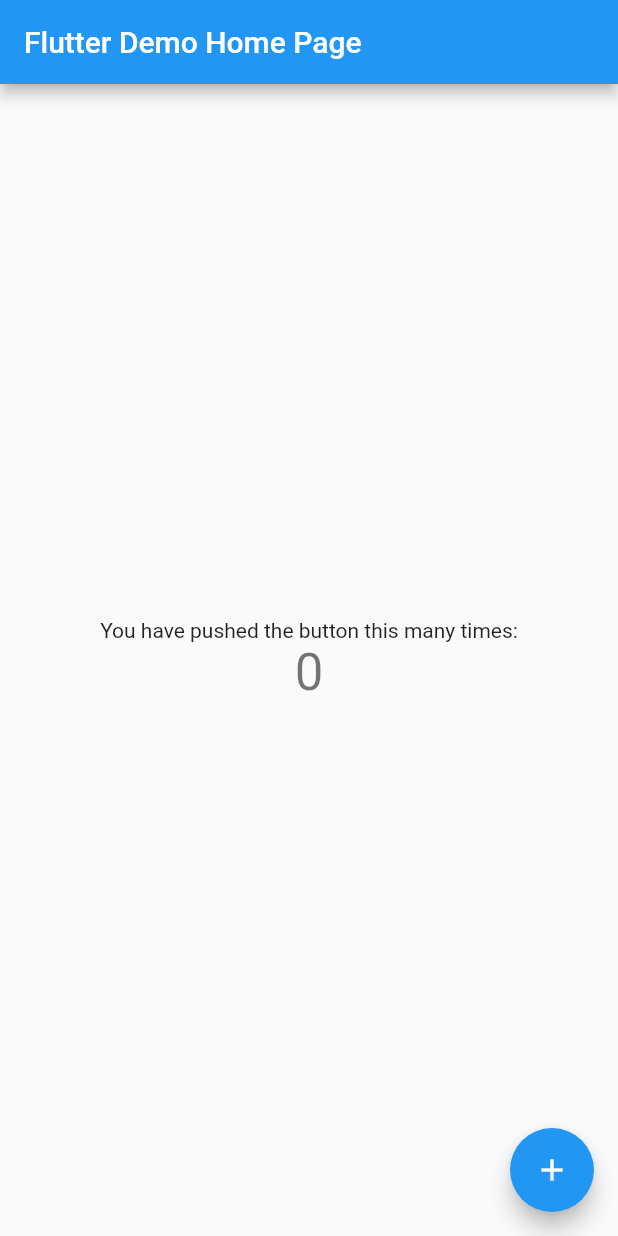
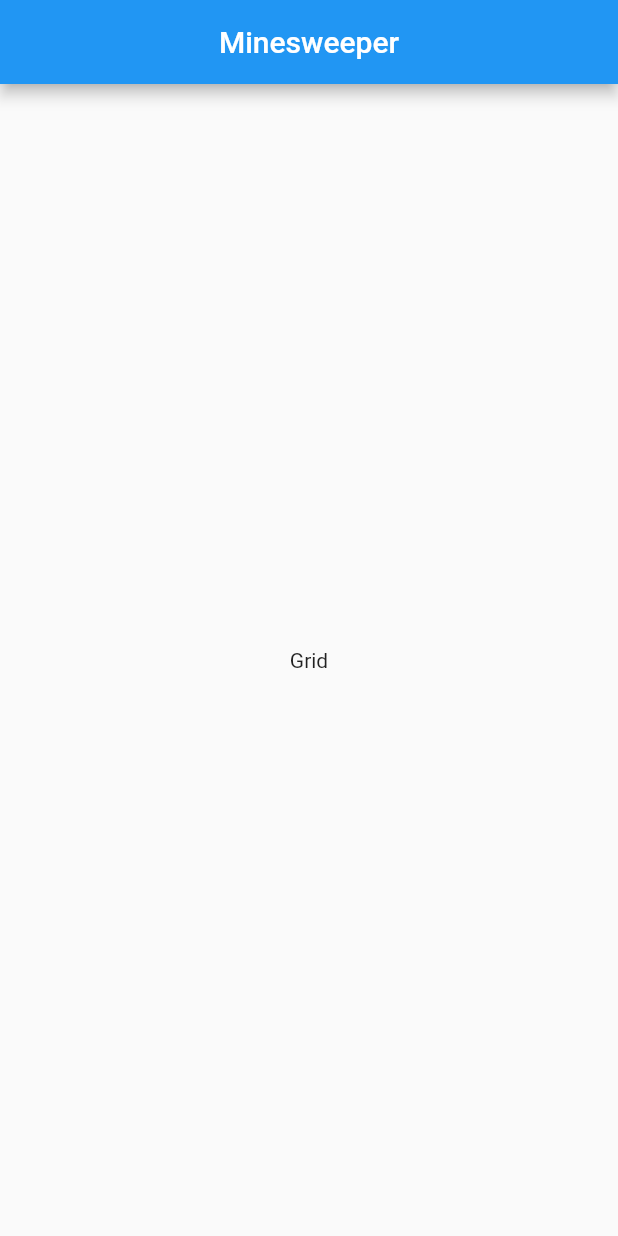
Before and after one commit to marcosmanto/minesweeper_flutter, a Flutter app: the screen it shows after launch, on a phone screen of 412 x 824 dp. Run offline on Flutter 3.47's test engine with Material 2 defaults, Android fonts, the phone set to English and light mode, and no system bars.

Commit message:
Created Minesweeper app widget.

```diff
--- a/lib/main.dart
+++ b/lib/main.dart
@@ -1,63 +1,4 @@
 import 'package:flutter/material.dart';
+import 'package:minesweeper_flutter/screens/minesweeper.dart';
 
-void main() {
-  runApp(const MyApp());
-}
-
-class MyApp extends StatelessWidget {
-  const MyApp({super.key});
-  @override
-  Widget build(BuildContext context) {
-    return MaterialApp(
-      title: 'Flutter Demo',
-      theme: ThemeData(
-        primarySwatch: Colors.blue,
-      ),
-      home: const MyHomePage(title: 'Flutter Demo Home Page'),
-    );
-  }
-}
-
-class MyHomePage extends StatefulWidget {
-  const MyHomePage({super.key, required this.title});
-  final String title;
-  @override
-  State<MyHomePage> createState() => _MyHomePageState();
-}
-
-class _MyHomePageState extends State<MyHomePage> {
-  int _counter = 0;
-  void _incrementCounter() {
-    setState(() {
-      _counter++;
-    });
-  }
-
-  @override
-  Widget build(BuildContext context) {
-    return Scaffold(
-      appBar: AppBar(
-        title: Text(widget.title),
-      ),
-      body: Center(
-        child: Column(
-          mainAxisAlignment: MainAxisAlignment.center,
-          children: <Widget>[
-            const Text(
-              'You have pushed the button this many times:',
-            ),
-            Text(
-              '$_counter',
-              style: Theme.of(context).textTheme.headline4,
-            ),
-          ],
-        ),
-      ),
-      floatingActionButton: FloatingActionButton(
-        onPressed: _incrementCounter,
-        tooltip: 'Increment',
-        child: const Icon(Icons.add),
-      ),
-    );
-  }
-}
+void main() => runApp(const Minesweeper());
--- /dev/null
+++ b/lib/screens/minesweeper.dart
@@ -0,0 +1,20 @@
+import 'package:flutter/material.dart';
+
+class Minesweeper extends StatelessWidget {
+  const Minesweeper({super.key});
+
+  @override
+  Widget build(BuildContext context) {
+    return MaterialApp(
+      home: Scaffold(
+        appBar: AppBar(
+          centerTitle: true,
+          title: const Text('Minesweeper'),
+        ),
+        body: const Center(
+          child: Text('Grid'),
+        ),
+      ),
+    );
+  }
+}
```
